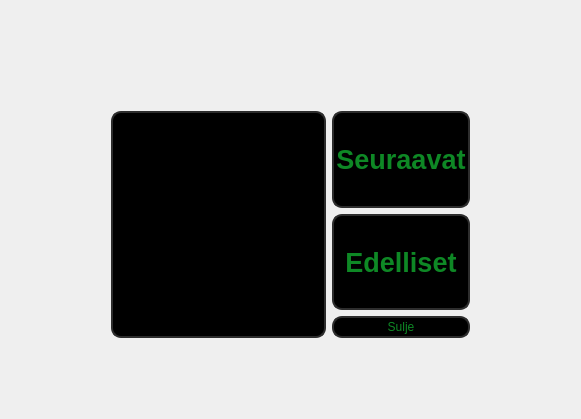
First picture: the form in frontend/history.ui, repository 22kmo-project/group_15, before the edit.
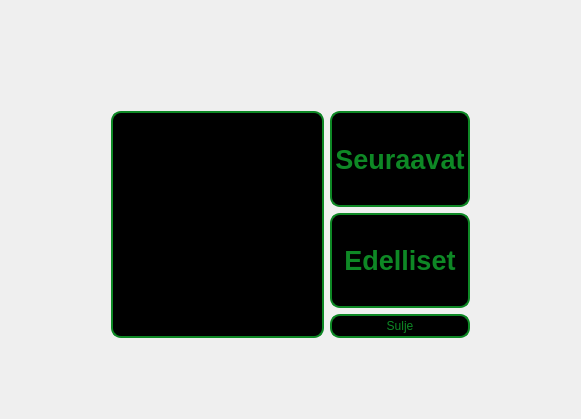
Second picture: the form after the edit. Icons and pictures are not drawn.

```diff
--- a/frontend/history.ui
+++ b/frontend/history.ui
@@ -26,9 +26,9 @@
 
 border-style:solid;
 border-width: 2px;
-border-color: rgb(45, 45, 45);
+border-color: rgb(14, 136, 37);
 border-radius: 10px;
-padding: 2px 2px;
+padding: 3px 3px;
 }
 #pushButton:pressed, #pushButton_2:pressed, #pushButton_3:pressed {
 
```
Left out of the diff: 2 changed lines with no effect on the pictures.
